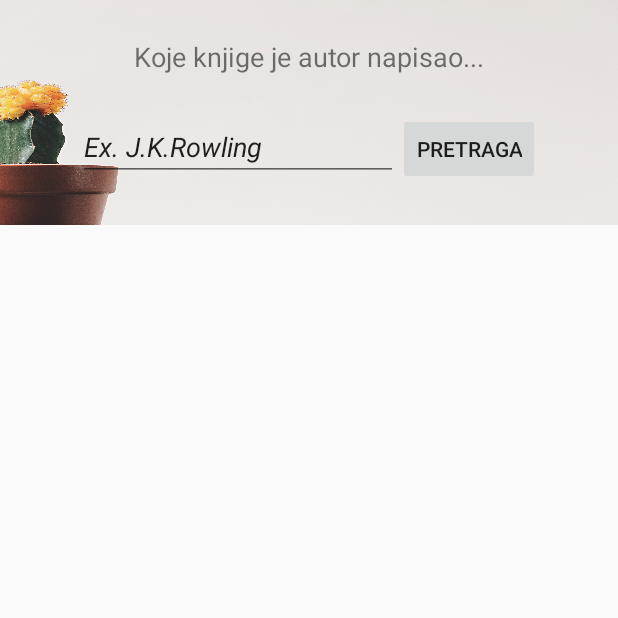
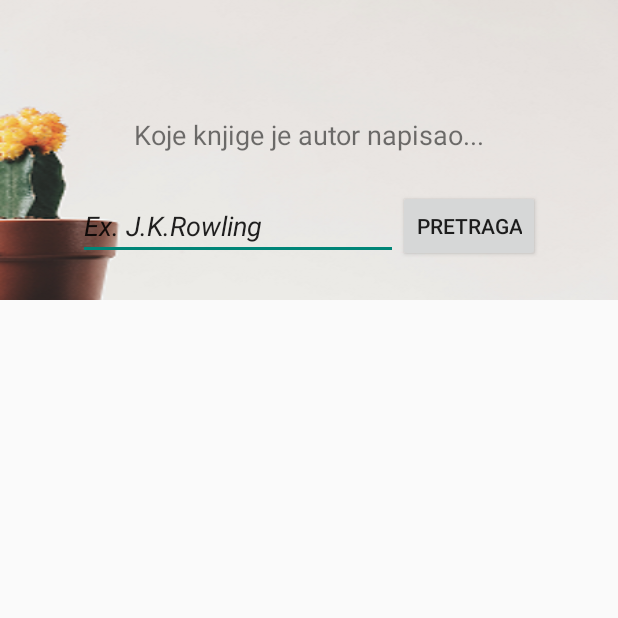
Before and after one commit to rappabugis1/AndroidBookshelf, an Android app: the fragment SAutorFrag shown on its own in the app's theme, on a phone screen of 412 x 824 dp, the top half of it. Run offline under Robolectric (Android 15) with nearby library versions, the phone set to English and light mode, and no system bars.

Commit message:
Added a homeFragment and started with the ui design. Added a viewpager for the 2 searches in homefragment

```diff
--- a/app/src/main/java/com/example/ridvan/spirala1/DodavanjeKnjigeFragment.java
+++ b/app/src/main/java/com/example/ridvan/spirala1/DodavanjeKnjigeFragment.java
@@ -8,7 +8,7 @@ import android.graphics.BitmapFactory;
 import android.net.Uri;
 import android.os.Bundle;
 import android.os.ParcelFileDescriptor;
-import android.app.Fragment;
+import android.support.v4.app.Fragment;
 import android.text.Editable;
 import android.text.TextWatcher;
 import android.view.LayoutInflater;
@@ -19,12 +19,9 @@ import android.widget.Button;
 import android.widget.EditText;
 import android.widget.ImageView;
 import android.widget.Spinner;
-
 import java.io.FileDescriptor;
 import java.io.FileOutputStream;
 import java.io.IOException;
-import java.lang.reflect.Array;
-import java.util.ArrayList;
 
 
 public class DodavanjeKnjigeFragment extends Fragment {
--- a/app/src/main/java/com/example/ridvan/spirala1/SAutorFrag.java
+++ b/app/src/main/java/com/example/ridvan/spirala1/SAutorFrag.java
@@ -1,7 +1,7 @@
 package com.example.ridvan.spirala1;
 
-import android.app.Fragment;
 import android.os.Bundle;
+import android.support.v4.app.Fragment;
 import android.view.LayoutInflater;
 import android.view.View;
 import android.view.ViewGroup;
--- a/app/src/main/java/com/example/ridvan/spirala1/SBookFrag.java
+++ b/app/src/main/java/com/example/ridvan/spirala1/SBookFrag.java
@@ -1,8 +1,7 @@
 package com.example.ridvan.spirala1;
 
-import android.app.Fragment;
-import android.content.DialogInterface;
 import android.os.Bundle;
+import android.support.v4.app.Fragment;
 import android.view.LayoutInflater;
 import android.view.View;
 import android.view.ViewGroup;
--- a/app/src/main/res/layout/home_layout.xml
+++ b/app/src/main/res/layout/home_layout.xml
@@ -5,8 +5,9 @@
     android:orientation="vertical">
 
     <android.support.v4.view.ViewPager
+        android:id="@+id/pager"
         android:layout_width="match_parent"
-        android:layout_height="match_parent" >
+        android:layout_height="200dp">
 
     </android.support.v4.view.ViewPager>
 </LinearLayout>
--- a/app/src/main/res/layout/home_layout_sauthor.xml
+++ b/app/src/main/res/layout/home_layout_sauthor.xml
@@ -1,7 +1,7 @@
 <?xml version="1.0" encoding="utf-8"?>
 <LinearLayout xmlns:android="http://schemas.android.com/apk/res/android"
     android:layout_width="match_parent"
-    android:layout_height="150dp"
+    android:layout_height="200dp"
     android:background="@drawable/homes2"
     android:orientation="vertical"
     android:visibility="visible">
@@ -9,15 +9,15 @@
     <TextView
         android:id="@+id/textView"
         android:layout_width="match_parent"
-        android:layout_height="75dp"
-        android:gravity="center_vertical|center_horizontal"
+        android:layout_height="102dp"
+        android:gravity="bottom|center_horizontal"
         android:text="@string/sator"
         android:textSize="18sp" />
 
     <TableRow
         android:layout_width="match_parent"
         android:layout_height="match_parent"
-        android:gravity="top|center_horizontal">
+        android:gravity="center_vertical|center_horizontal">
 
         <EditText
             android:id="@+id/sBook"
```
Also changed, not shown: app/src/main/java/com/example/ridvan/spirala1/FragmentOnline.java (+2 -12 lines), app/src/main/java/com/example/ridvan/spirala1/FragmentPreporuci.java (+2 -6 lines), app/src/main/java/com/example/ridvan/spirala1/HomeFragment.java (added, +50 -0 lines), app/src/main/java/com/example/ridvan/spirala1/KategorijeAkt.java (+6 -21 lines), app/src/main/java/com/example/ridvan/spirala1/KnjigeFragment.java (+3 -6 lines), app/src/main/java/com/example/ridvan/spirala1/ListeFragment.java (+2 -7 lines), app/src/main/java/com/example/ridvan/spirala1/PagerAdaptor.java (added, +33 -0 lines), app/src/main/res/layout/home_layout_sbook.xml (+4 -4 lines), app/src/main/res/drawable/desert.jpg (deleted), app/src/main/res/drawable/desert.png (added), app/src/main/res/drawable/homes1.png (added), app/src/main/res/drawable/homes2.jpg (deleted), app/src/main/res/drawable/homes2.png (added), 1 other file.
